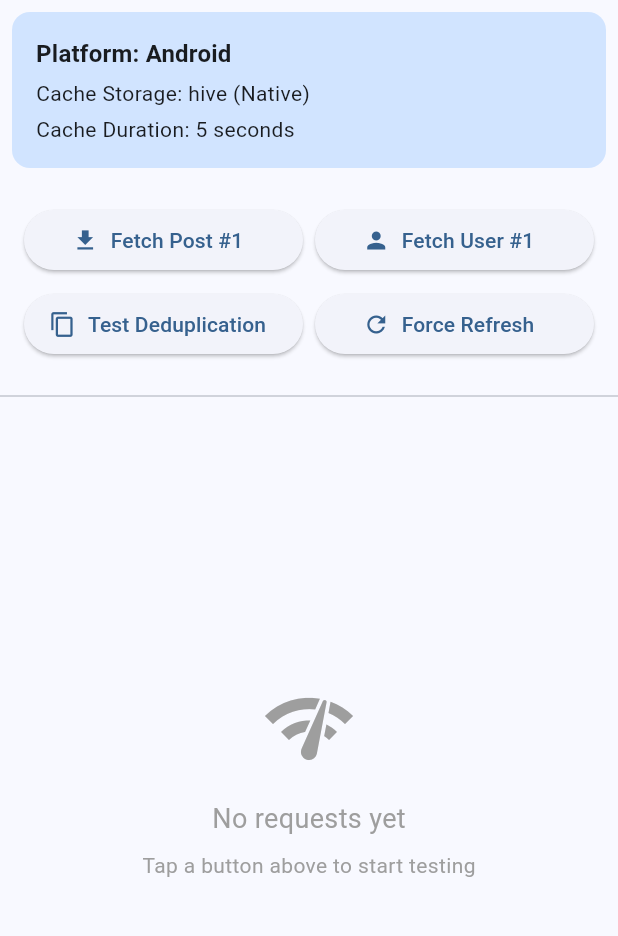
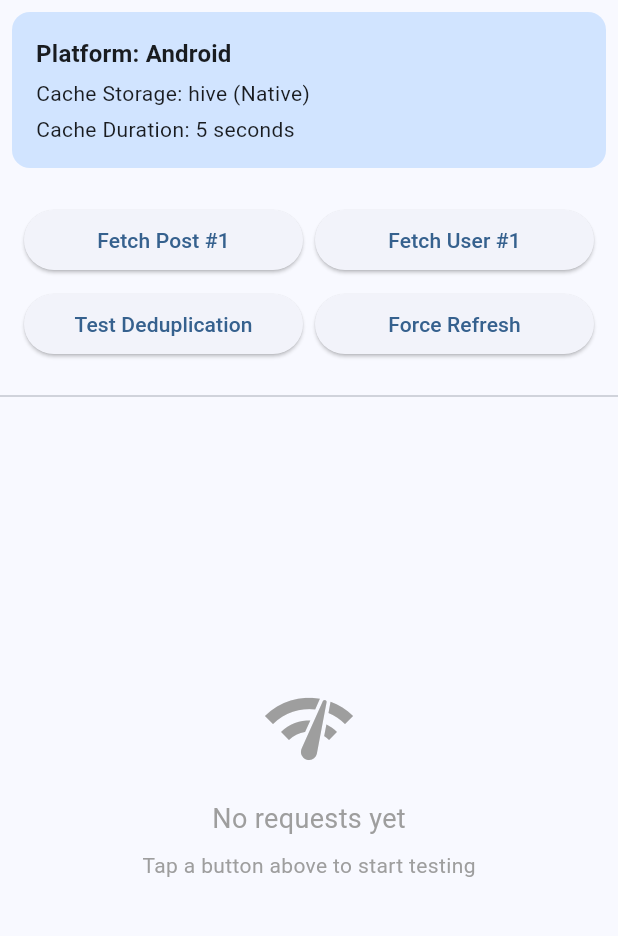
Before and after one commit to AbdurahmanAlmehdi/flutter-network-sanitizer, a Flutter app: the screen it shows after launch, on a phone screen of 412 x 824 dp, the part 84-1020 px from its top. Run offline on Flutter 3.47's test engine with Material 3 defaults, Android fonts, the phone set to English and light mode, and no system bars; our stand-ins replace dio, hive, hive_flutter; accounts and stored records are empty.

```diff
--- a/example/lib/main.dart
+++ b/example/lib/main.dart
@@ -147,7 +147,6 @@ class _HomeScreenState extends State<HomeScreen> {
               Expanded(
                 child: ElevatedButton.icon(
                   onPressed: _isLoading ? null : () => _makeRequest('/posts/1'),
-                  icon: const Icon(Icons.download),
                   label: const Text('Fetch Post #1'),
                 ),
               ),
@@ -155,7 +154,6 @@ class _HomeScreenState extends State<HomeScreen> {
               Expanded(
                 child: ElevatedButton.icon(
                   onPressed: _isLoading ? null : () => _makeRequest('/users/1'),
-                  icon: const Icon(Icons.person),
                   label: const Text('Fetch User #1'),
                 ),
               ),
@@ -167,7 +165,6 @@ class _HomeScreenState extends State<HomeScreen> {
               Expanded(
                 child: ElevatedButton.icon(
                   onPressed: _isLoading ? null : _makeDuplicateRequests,
-                  icon: const Icon(Icons.copy),
                   label: const Text('Test Deduplication'),
                 ),
               ),
@@ -175,7 +172,6 @@ class _HomeScreenState extends State<HomeScreen> {
               Expanded(
                 child: ElevatedButton.icon(
                   onPressed: _isLoading ? null : _makeForceRefreshRequest,
-                  icon: const Icon(Icons.refresh),
                   label: const Text('Force Refresh'),
                 ),
               ),
```
Also changed, not shown: images/demo.gif.
